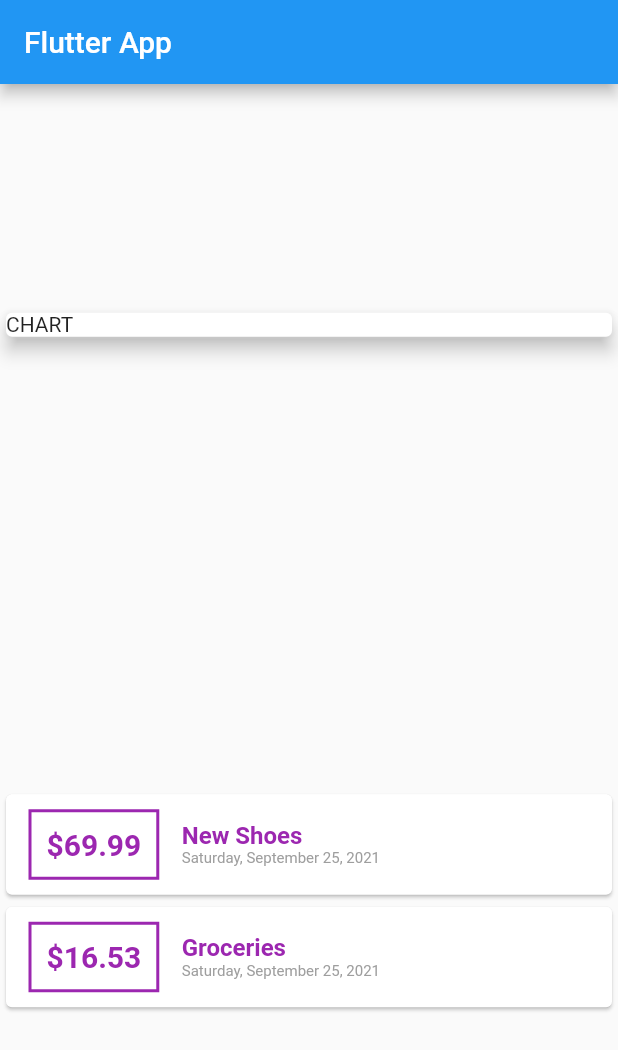
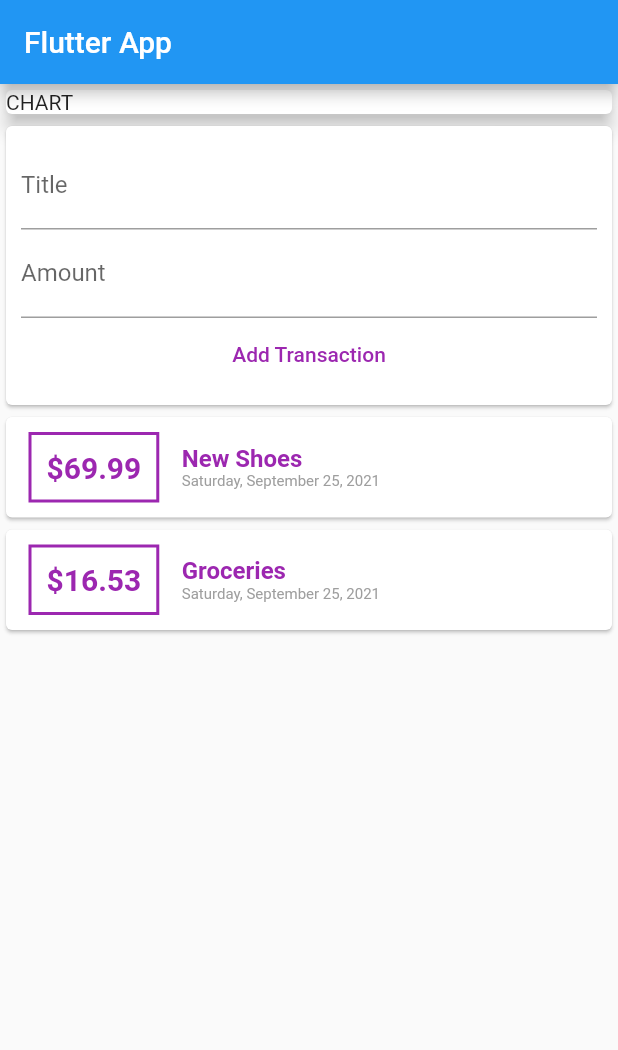
Before and after one commit to aad17/Personal-Expense, a Flutter app: the screen it shows after launch, on a phone screen of 412 x 824 dp. Shown: the top 1050 px of the screen. Run offline on Flutter 3.47's test engine with Material 2 defaults, Android fonts, the phone set to English and light mode, and no system bars.

Commit message:
Can add new transactions

```diff
--- a/lib/main.dart
+++ b/lib/main.dart
@@ -1,6 +1,5 @@
 import 'package:flutter/material.dart';
-import './transaction.dart';
-import 'package:intl/intl.dart';
+import './widgets/user_transactions.dart';
 
 void main() => runApp(MyApp());
 
@@ -15,12 +14,10 @@ class MyApp extends StatelessWidget {
 }
 
 class MyHomePage extends StatelessWidget {
-  final List<Transaction> transactions = [
-    Transaction(
-        id: 't1', title: 'New Shoes', amount: 69.99, date: DateTime.now()),
-    Transaction(
-        id: 't2', title: 'Groceries', amount: 16.53, date: DateTime.now())
-  ];
+  // String titleInput;
+  // String amountInput;
+  final titleController = TextEditingController();
+  final amountController = TextEditingController();
 
   @override
   Widget build(BuildContext context) {
@@ -29,7 +26,7 @@ class MyHomePage extends StatelessWidget {
           title: Text('Flutter App'),
         ),
         body: Column(
-          mainAxisAlignment: MainAxisAlignment.spaceAround,
+          // mainAxisAlignment: MainAxisAlignment.,
           crossAxisAlignment: CrossAxisAlignment.stretch,
           children: [
             Container(
@@ -39,44 +36,7 @@ class MyHomePage extends StatelessWidget {
                 elevation: 5,
               ),
             ),
-            Column(
-              children: transactions.map((tx) {
-                return Card(
-                  child: Row(
-                    children: [
-                      Container(
-                        margin:
-                            EdgeInsets.symmetric(vertical: 10, horizontal: 15),
-                        decoration: BoxDecoration(
-                            border: Border.all(color: Colors.purple, width: 2)),
-                        padding: EdgeInsets.all(10),
-                        child: Text("\$${tx.amount}",
-                            style: TextStyle(
-                              fontWeight: FontWeight.bold,
-                              fontSize: 20,
-                              color: Colors.purple,
-                            )),
-                      ),
-                      Column(
-                        crossAxisAlignment: CrossAxisAlignment.start,
-                        children: [
-                          Text(
-                            tx.title,
-                            style: TextStyle(
-                                fontWeight: FontWeight.bold,
-                                fontSize: 16,
-                                color: Colors.purple),
-                          ),
-                          Text(DateFormat.yMMMMEEEEd().format(tx.date),
-                              style:
-                                  TextStyle(color: Colors.grey, fontSize: 10))
-                        ],
-                      )
-                    ],
-                  ),
-                );
-              }).toList(),
-            )
+            UserTransaction()
           ],
         ));
   }
--- /dev/null
+++ b/lib/widgets/new_transaction.dart
@@ -0,0 +1,43 @@
+import 'package:flutter/material.dart';
+
+class NewTransaction extends StatelessWidget {
+  // const NewTransaction({Key? key}) : super(key: key);
+  final Function addTx;
+  final titleController = TextEditingController();
+  final amountController = TextEditingController();
+
+  NewTransaction(this.addTx);
+
+  @override
+  Widget build(BuildContext context) {
+    return Card(
+        child: Container(
+      padding: EdgeInsets.all(10),
+      child: Column(
+        children: [
+          TextField(
+            decoration: InputDecoration(labelText: 'Title'),
+            // onChanged: (value) {
+            //   titleInput = value;
+            // },
+            controller: titleController,
+          ),
+          TextField(
+            decoration: InputDecoration(labelText: 'Amount'),
+            // onChanged: (value) {
+            //   amountInput = value;
+            // },
+            controller: amountController,
+          ),
+          FlatButton(
+            onPressed: () {
+              addTx(titleController.text, double.parse(amountController.text));
+            },
+            child: Text('Add Transaction'),
+            textColor: Colors.purple,
+          )
+        ],
+      ),
+    ));
+  }
+}
--- /dev/null
+++ b/lib/widgets/transactionlist.dart
@@ -0,0 +1,50 @@
+import 'package:flutter/material.dart';
+import '../widgets/user_transactions.dart';
+import '../models/transaction.dart';
+import 'package:intl/intl.dart';
+
+class TransactionList extends StatelessWidget {
+  final List<Transaction> transactions;
+
+  TransactionList(this.transactions);
+
+  @override
+  Widget build(BuildContext context) {
+    return Column(
+      children: transactions.map((tx) {
+        return Card(
+          child: Row(
+            children: [
+              Container(
+                margin: EdgeInsets.symmetric(vertical: 10, horizontal: 15),
+                decoration: BoxDecoration(
+                    border: Border.all(color: Colors.purple, width: 2)),
+                padding: EdgeInsets.all(10),
+                child: Text("\$${tx.amount}",
+                    style: TextStyle(
+                      fontWeight: FontWeight.bold,
+                      fontSize: 20,
+                      color: Colors.purple,
+                    )),
+              ),
+              Column(
+                crossAxisAlignment: CrossAxisAlignment.start,
+                children: [
+                  Text(
+                    tx.title,
+                    style: TextStyle(
+                        fontWeight: FontWeight.bold,
+                        fontSize: 16,
+                        color: Colors.purple),
+                  ),
+                  Text(DateFormat.yMMMMEEEEd().format(tx.date),
+                      style: TextStyle(color: Colors.grey, fontSize: 10))
+                ],
+              )
+            ],
+          ),
+        );
+      }).toList(),
+    );
+  }
+}
--- /dev/null
+++ b/lib/widgets/user_transactions.dart
@@ -0,0 +1,40 @@
+import 'package:flutter/material.dart';
+import './transactionlist.dart';
+import './new_transaction.dart';
+import '../models/transaction.dart';
+
+class UserTransaction extends StatefulWidget {
+  @override
+  _UserTransactionState createState() => _UserTransactionState();
+}
+
+class _UserTransactionState extends State<UserTransaction> {
+  final List<Transaction> _userTransactions = [
+    Transaction(
+        id: 't1', title: 'New Shoes', amount: 69.99, date: DateTime.now()),
+    Transaction(
+        id: 't2', title: 'Groceries', amount: 16.53, date: DateTime.now())
+  ];
+
+  void _addNewTransaction(String txTitle, double txAmount) {
+    final newTx = Transaction(
+        id: DateTime.now().toString(),
+        title: txTitle,
+        amount: txAmount,
+        date: DateTime.now());
+
+    setState(() {
+      _userTransactions.add(newTx);
+    });
+  }
+
+  @override
+  Widget build(BuildContext context) {
+    return Column(
+      children: [
+        NewTransaction(_addNewTransaction),
+        TransactionList(_userTransactions)
+      ],
+    );
+  }
+}
```
Also changed, not shown: lib/models/transaction.dart (renamed from lib/transaction.dart).
